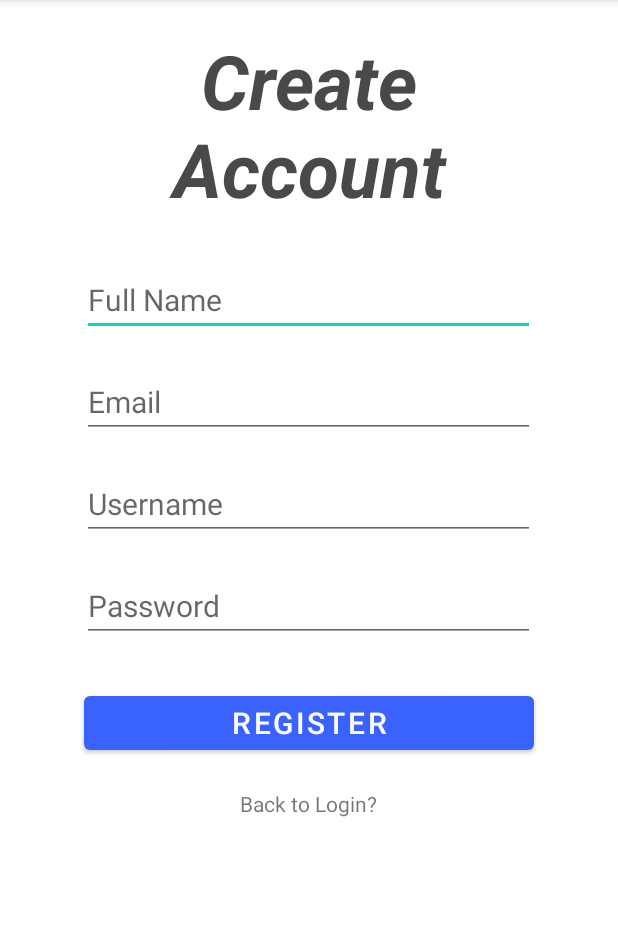
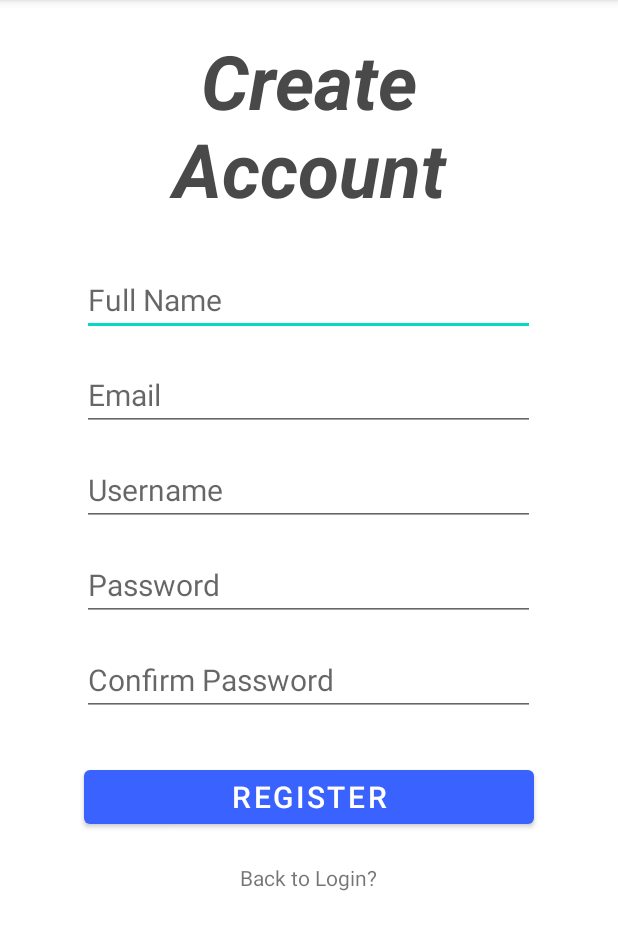
Before and after one commit to Eddi3Ho/DementiaApp, an Android app: the RegisterActivity screen opened directly, with no data from a screen before it, after a tap on "REGISTER", on a phone screen of 412 x 824 dp, the part 84-1034 px from its top. Run offline under Robolectric (Android 15) with nearby library versions, the phone set to English and light mode, and no system bars; our stand-ins replace Firebase (no records; nobody signed in at launch, a user with empty details on screens opened directly).

Commit message:
Added confirm password

```diff
--- a/app/src/main/java/com/example/dementiaapp/RegisterActivity.java
+++ b/app/src/main/java/com/example/dementiaapp/RegisterActivity.java
@@ -37,6 +37,7 @@ public class RegisterActivity extends AppCompatActivity {
         final EditText usernametxt = (EditText) findViewById(R.id.username_editText);
         final EditText emailtxt = (EditText) findViewById(R.id.email_editText);
         final EditText passwordtxt = (EditText) findViewById(R.id.password_editText);
+        final EditText confirmpasswordtxt = (EditText) findViewById(R.id.confirm_password_editText);
         final TextView backtologin = (TextView) findViewById(R.id.back_to_login);
         Button btnRegister = (Button) findViewById(R.id.registerButton);
 
@@ -58,6 +59,7 @@ public class RegisterActivity extends AppCompatActivity {
                 String email = emailtxt.getText().toString();
                 String username = usernametxt.getText().toString();
                 String password = passwordtxt.getText().toString();
+                String confirm_password = confirmpasswordtxt.getText().toString();
 
                 //check if EditText fields are empty
                 if (username.matches("")) {
@@ -68,6 +70,8 @@ public class RegisterActivity extends AppCompatActivity {
                     Toast.makeText(getApplicationContext(), "Please enter your password", Toast.LENGTH_SHORT).show();
                 } else if (fullname.matches("")) {
                     Toast.makeText(getApplicationContext(), "Please enter your full name", Toast.LENGTH_SHORT).show();
+                } else if (!confirm_password.matches(password)) {
+                    Toast.makeText(getApplicationContext(), "Confirm password does not match password", Toast.LENGTH_SHORT).show();
                 } else {
 
                     Map<String, Object> user = new HashMap<>();
--- a/app/src/main/res/layout/register.xml
+++ b/app/src/main/res/layout/register.xml
@@ -38,7 +38,7 @@
         android:layout_below="@id/fullname_editText"
         android:layout_centerInParent="true"
         android:layout_marginStart="60dp"
-        android:layout_marginTop="20dp"
+        android:layout_marginTop="15dp"
         android:layout_marginEnd="50dp"
         android:hint="Email"
         android:maxLines="1"
@@ -51,7 +51,7 @@
         android:layout_below="@id/email_editText"
         android:layout_centerInParent="true"
         android:layout_marginStart="60dp"
-        android:layout_marginTop="20dp"
+        android:layout_marginTop="15dp"
         android:layout_marginEnd="50dp"
         android:hint="Username"
         android:maxLines="1"
@@ -64,9 +64,22 @@
         android:layout_below="@id/username_editText"
         android:layout_centerInParent="true"
         android:layout_marginStart="60dp"
-        android:layout_marginTop="20dp"
+        android:layout_marginTop="15dp"
         android:layout_marginEnd="50dp"
         android:hint="Password"
+        android:inputType="textPassword"
+        android:textSize="20sp" />
+
+    <EditText
+        android:id="@+id/confirm_password_editText"
+        android:layout_width="match_parent"
+        android:layout_height="wrap_content"
+        android:layout_below="@id/password_editText"
+        android:layout_centerInParent="true"
+        android:layout_marginStart="60dp"
+        android:layout_marginTop="15dp"
+        android:layout_marginEnd="50dp"
+        android:hint="Confirm Password"
         android:inputType="textPassword"
         android:textSize="20sp" />
 
@@ -74,7 +87,7 @@
         android:id="@+id/registerButton"
         android:layout_width="300dp"
         android:layout_height="wrap_content"
-        android:layout_below="@id/password_editText"
+        android:layout_below="@id/confirm_password_editText"
         android:layout_centerHorizontal="true"
         android:layout_marginTop="30dp"
         android:text="register"
```
